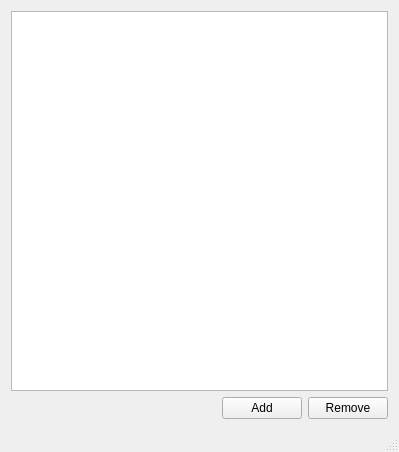
Old version of the form mainwindow.ui in the repository GrzegorzWawszczyk/PhoneBook.
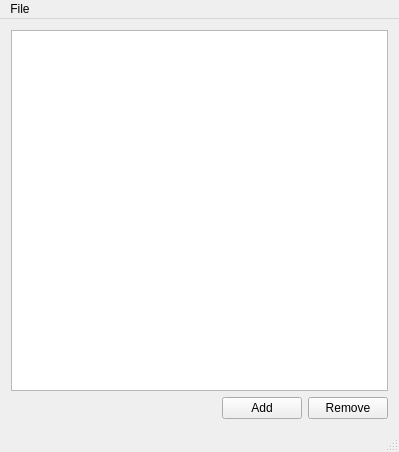
New version of the form.

Commit message: Read contacts form file added

Diff of the .ui file:
```diff
--- a/mainwindow.ui
+++ b/mainwindow.ui
@@ -60,6 +60,14 @@
      <height>25</height>
     </rect>
    </property>
+   <widget class="QMenu" name="menuFile">
+    <property name="title">
+     <string>File</string>
+    </property>
+    <addaction name="a_open"/>
+    <addaction name="a_save"/>
+   </widget>
+   <addaction name="menuFile"/>
   </widget>
   <widget class="QStatusBar" name="statusBar"/>
  </widget>
```
Left out of the diff: 12 changed lines with no effect on the pictures. The commit also changes 5 other files.
